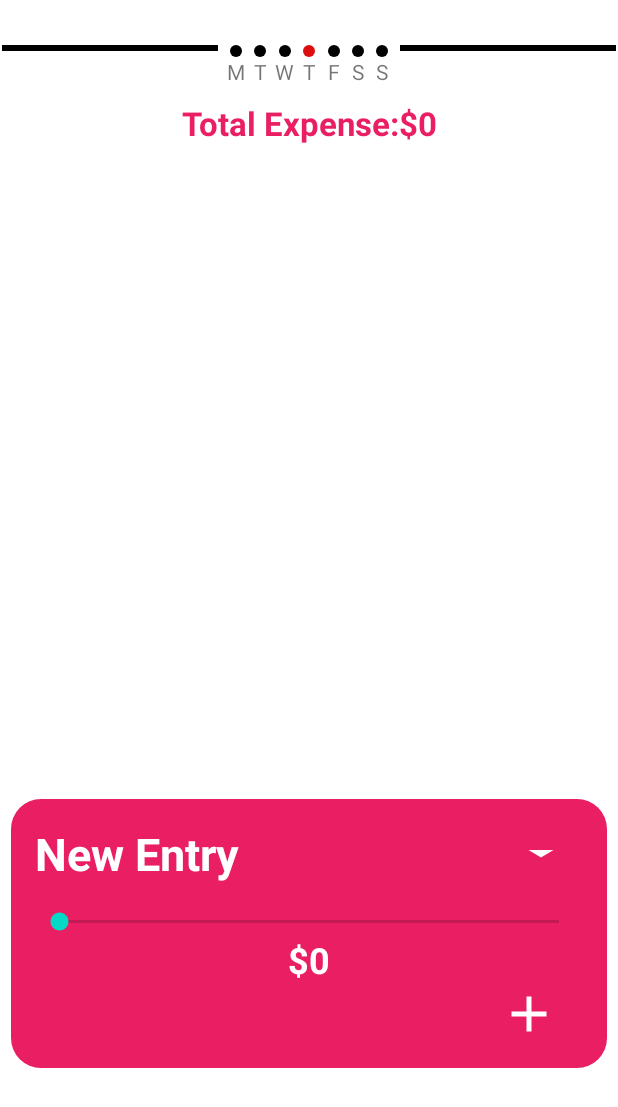
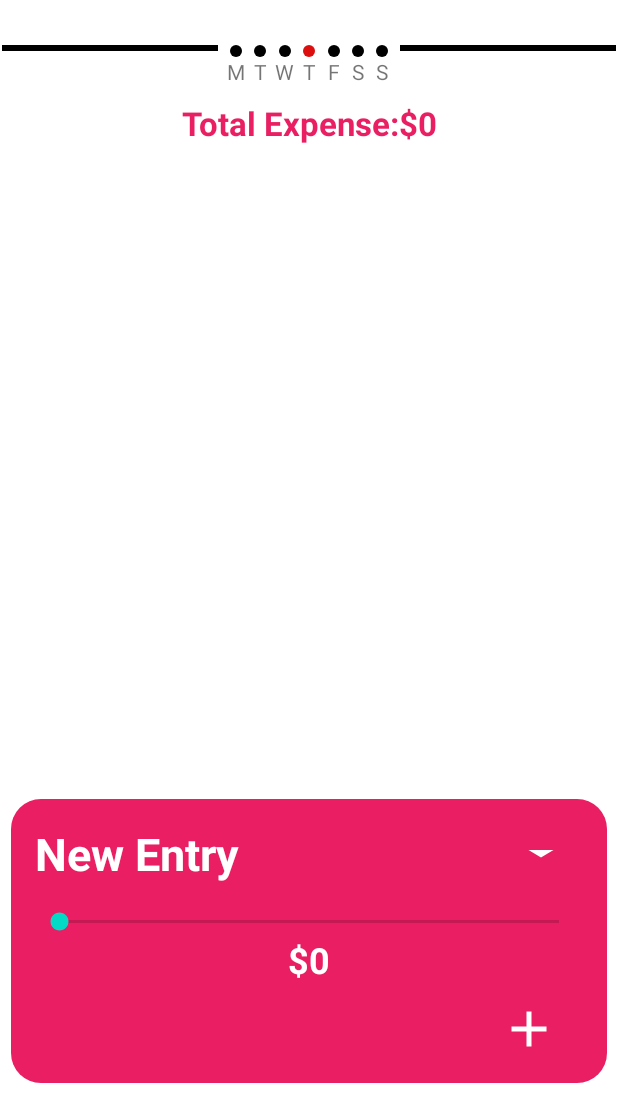
Before and after one commit to ozancanguz/Expense-Tracker, an Android app: the screen it shows after launch (MainActivity), after a tap on "New Entry", on a phone screen of 412 x 824 dp, the part 129-1236 px from its top. Run offline under Robolectric (Android 15) with nearby library versions, the phone set to English and light mode, and no system bars; our stand-ins replace Dagger/Hilt's generated code, Room's generated code.

Commit message:
Revert "-ui error fixed"
This reverts commit 9873595aaaf7f7a3aac4e0d7e1bfba01e75e3cb7.

```diff
--- a/app/src/main/res/layout/fragment_list.xml
+++ b/app/src/main/res/layout/fragment_list.xml
@@ -276,6 +276,8 @@
             android:layout_alignParentEnd="true"
             android:layout_alignParentRight="true"
             android:layout_below="@+id/seekbarTextView"
+            android:layout_marginTop="10dp"
+            android:layout_marginEnd="16dp"
             android:layout_marginRight="16dp"
             android:contentDescription="Add Icon"
             app:tint="@color/white" />
```
Also changed, not shown: app/src/main/res/values/strings.xml (+0 -9 lines).
